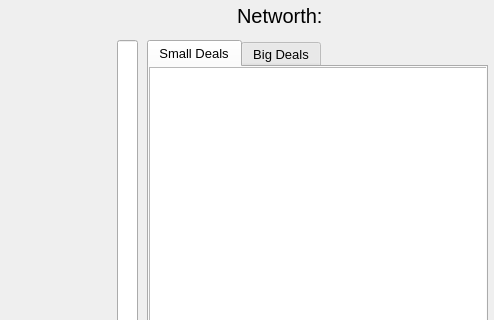
Qt form guis/financial.ui (Rightside-Two-0/Rightside_Two.0) before a commit; both pictures show x 563 to 1057 and y 0 to 320 of the 1057 by 913 pixel window.
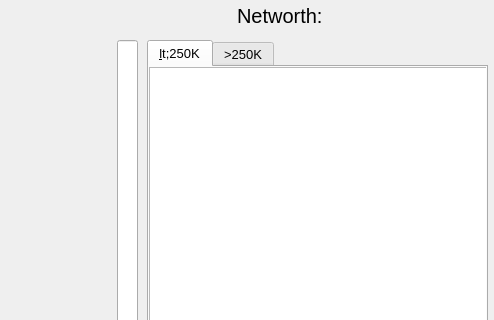
The same form after that commit. Icons and pictures are not drawn.

Patch:
```diff
--- a/guis/financial.ui
+++ b/guis/financial.ui
@@ -256,7 +256,7 @@
     </property>
     <widget class="QWidget" name="tab">
      <attribute name="title">
-      <string>Small Deals</string>
+      <string>&lt;250K</string>
      </attribute>
      <widget class="QTreeView" name="opportunity_small">
       <property name="geometry">
@@ -285,7 +285,7 @@
     </widget>
     <widget class="QWidget" name="tab_2">
      <attribute name="title">
-      <string>Big Deals</string>
+      <string>&gt;250K</string>
      </attribute>
      <widget class="QTreeView" name="opportunity_big">
       <property name="geometry">
```
